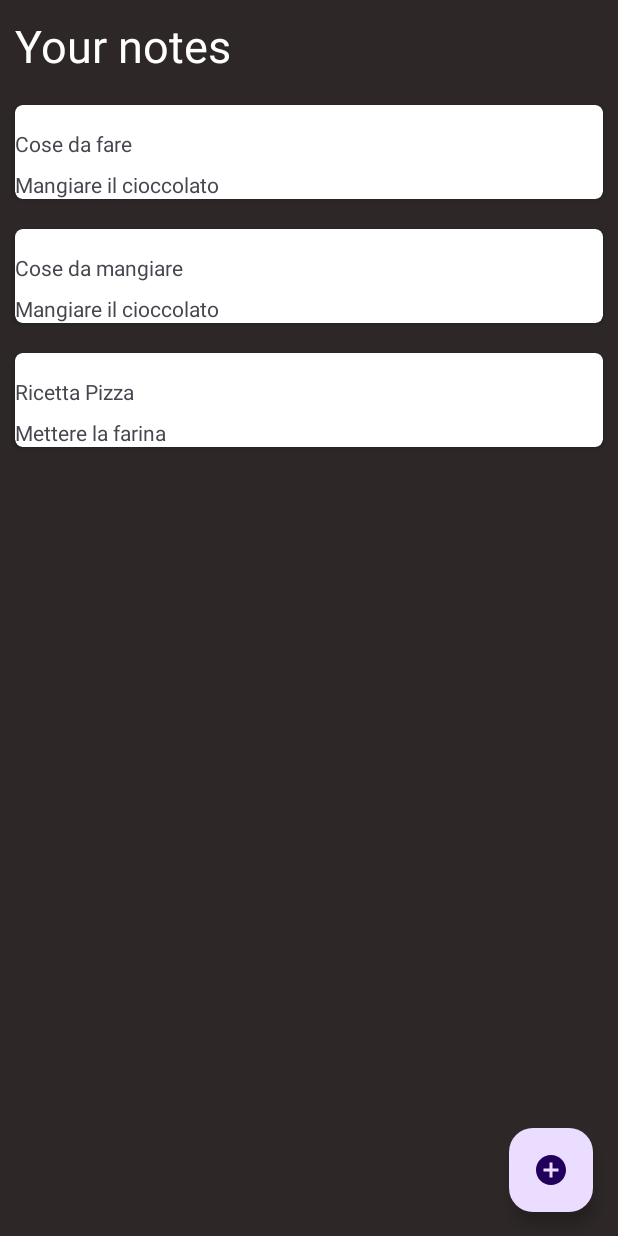
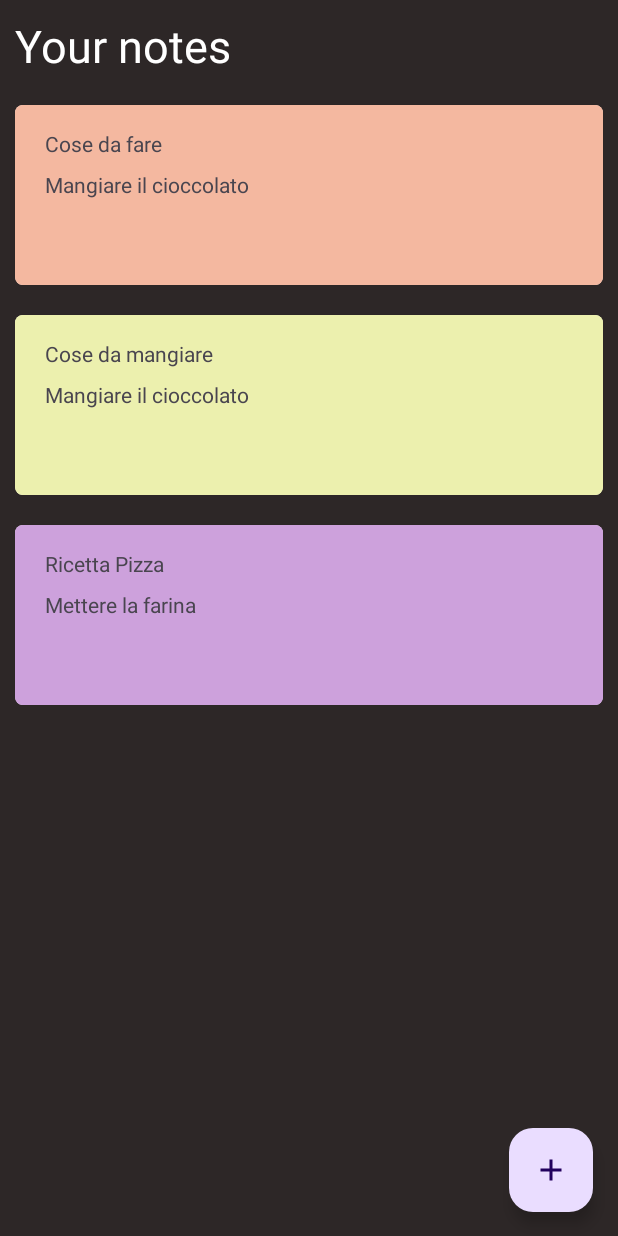
Before and after one commit to giuseppe2028/NotesAppKotlin, an Android app: the screen it shows after launch (MainActivity), on a phone screen of 412 x 824 dp. Run offline under Robolectric (Android 15) with nearby library versions, the phone set to English and light mode, and no system bars.

Commit message:
Aggiunto il colore per ogni card, usando un attributo sulle classe. Aggiunto padding, e altri stili

```diff
--- a/app/src/main/java/com/example/notesappkotlin/MainActivity.kt
+++ b/app/src/main/java/com/example/notesappkotlin/MainActivity.kt
@@ -1,5 +1,6 @@
 package com.example.notesappkotlin
 
+import android.graphics.Color
 import androidx.appcompat.app.AppCompatActivity
 import android.os.Bundle
 import androidx.recyclerview.widget.LinearLayoutManager
@@ -8,9 +9,11 @@ import com.example.notesappkotlin.classes.ItemsViewModel
 import com.example.notesappkotlin.databinding.ActivityMainBinding
 
 class MainActivity : AppCompatActivity() {
-    var v1:ItemsViewModel = ItemsViewModel("Cose da fare","Mangiare il cioccolato")
-    var v2:ItemsViewModel = ItemsViewModel("Cose da mangiare","Mangiare il cioccolato")
-    var v3:ItemsViewModel = ItemsViewModel("Ricetta Pizza","Mettere la farina")
+    //faccio che direttamente chiamo un tipo drawable
+
+    var v1:ItemsViewModel = ItemsViewModel("Cose da fare","Mangiare il cioccolato", 244,184,160)
+    var v2:ItemsViewModel = ItemsViewModel("Cose da mangiare","Mangiare il cioccolato",236,240,174)
+    var v3:ItemsViewModel = ItemsViewModel("Ricetta Pizza","Mettere la farina",205,161,220)
 
    val lista:List<ItemsViewModel> = listOf(v1,v2,v3)
     private lateinit var binding:ActivityMainBinding
--- a/app/src/main/java/com/example/notesappkotlin/classes/CustomAdapter.kt
+++ b/app/src/main/java/com/example/notesappkotlin/classes/CustomAdapter.kt
@@ -1,5 +1,6 @@
 package com.example.notesappkotlin.classes
 
+import android.graphics.Color
 import android.view.LayoutInflater
 import android.view.ViewGroup
 import androidx.recyclerview.widget.RecyclerView
@@ -7,8 +8,11 @@ import com.example.notesappkotlin.databinding.CardBinding
 
 class CustomAdapter(private var lista:List<ItemsViewModel>):RecyclerView.Adapter<CustomAdapter.ViewHolder>() {
     class ViewHolder(binding:CardBinding):RecyclerView.ViewHolder(binding.root){
-        val titolo = binding.textView2
+        var titolo = binding.textView2
         var testo = binding.textView3
+        var sfondo = binding.sfondo3
+
+
     }
 
     override fun onCreateViewHolder(parent: ViewGroup, viewType: Int): ViewHolder {
@@ -24,5 +28,6 @@ class CustomAdapter(private var lista:List<ItemsViewModel>):RecyclerView.Adapter
         var element = lista[position]
         holder.testo.text = element.text
         holder.titolo.text = element.title
+        holder.sfondo.setBackgroundColor(Color.rgb(element.red,element.green,element.blue))
     }
 }
--- a/app/src/main/java/com/example/notesappkotlin/classes/ItemsViewModel.kt
+++ b/app/src/main/java/com/example/notesappkotlin/classes/ItemsViewModel.kt
@@ -1,6 +1,9 @@
 package com.example.notesappkotlin.classes
 
-class ItemsViewModel(val title:String,val text:String) {
+import android.graphics.drawable.Drawable
+import com.example.notesappkotlin.databinding.CardBinding
+
+class ItemsViewModel(val title:String,val text:String, val red:Int,val green:Int,val blue:Int) {
 
 
 }
--- /dev/null
+++ b/app/src/main/res/drawable/baseline_add_24.xml
@@ -0,0 +1,5 @@
+<vector android:height="100dp" android:tint="#000000"
+    android:viewportHeight="24" android:viewportWidth="24"
+    android:width="100dp" xmlns:android="http://schemas.android.com/apk/res/android">
+    <path android:fillColor="@android:color/white" android:pathData="M19,13h-6v6h-2v-6H5v-2h6V5h2v6h6v2z"/>
+</vector>
--- a/app/src/main/res/layout/activity_main.xml
+++ b/app/src/main/res/layout/activity_main.xml
@@ -48,11 +48,12 @@
         android:layout_marginBottom="16dp"
         android:layout_weight="1"
         android:clickable="true"
+        app:fabSize="normal"
         app:layout_constraintBottom_toBottomOf="parent"
         app:layout_constraintEnd_toEndOf="parent"
         app:layout_constraintHorizontal_bias="0.954"
         app:layout_constraintStart_toStartOf="parent"
         app:layout_constraintTop_toBottomOf="@+id/recyclerView"
         app:layout_constraintVertical_bias="1.0"
-        app:srcCompat="@drawable/baseline_add_circle_24" />
+        app:srcCompat="@drawable/baseline_add_24" />
 </androidx.constraintlayout.widget.ConstraintLayout>
--- a/app/src/main/res/layout/card.xml
+++ b/app/src/main/res/layout/card.xml
@@ -2,32 +2,37 @@
 
 <!--Per spaziare i card usare il margin; e per riavvicinare di molto le card utilizziamo il wrap content-->
 <androidx.cardview.widget.CardView
+
     xmlns:android="http://schemas.android.com/apk/res/android"
     xmlns:app="http://schemas.android.com/apk/res-auto"
     xmlns:tools="http://schemas.android.com/tools"
+    android:id="@+id/sfondo"
     android:layout_width="match_parent"
     android:layout_height="wrap_content"
     android:layout_margin="10dp"
-    app:cardCornerRadius="5dp"
-    android:elevation="12dp">
+    android:elevation="12dp"
+    android:minHeight="120dp"
+    app:cardCornerRadius="5dp">
 
     <LinearLayout
+        android:id="@+id/sfondo3"
         android:layout_width="match_parent"
         android:layout_height="wrap_content"
+        android:minHeight="120dp"
         android:orientation="vertical"
         app:layout_constraintBottom_toBottomOf="parent"
         app:layout_constraintEnd_toEndOf="parent"
         app:layout_constraintHorizontal_bias="0.0"
         app:layout_constraintStart_toStartOf="parent"
         app:layout_constraintTop_toTopOf="parent"
-        app:layout_constraintVertical_bias="0.023"
-        tools:background="@color/rosso">
+        app:layout_constraintVertical_bias="0.023">
 
         <TextView
             android:id="@+id/textView2"
             android:layout_width="match_parent"
             android:layout_height="wrap_content"
             android:layout_marginTop="16dp"
+            android:paddingStart="20dp"
             android:text="TextView" />
 
         <TextView
@@ -35,6 +40,7 @@
             android:layout_width="match_parent"
             android:layout_height="wrap_content"
             android:layout_marginTop="8dp"
+            android:paddingStart="20dp"
             android:text="TextView" />
     </LinearLayout>
 
```
